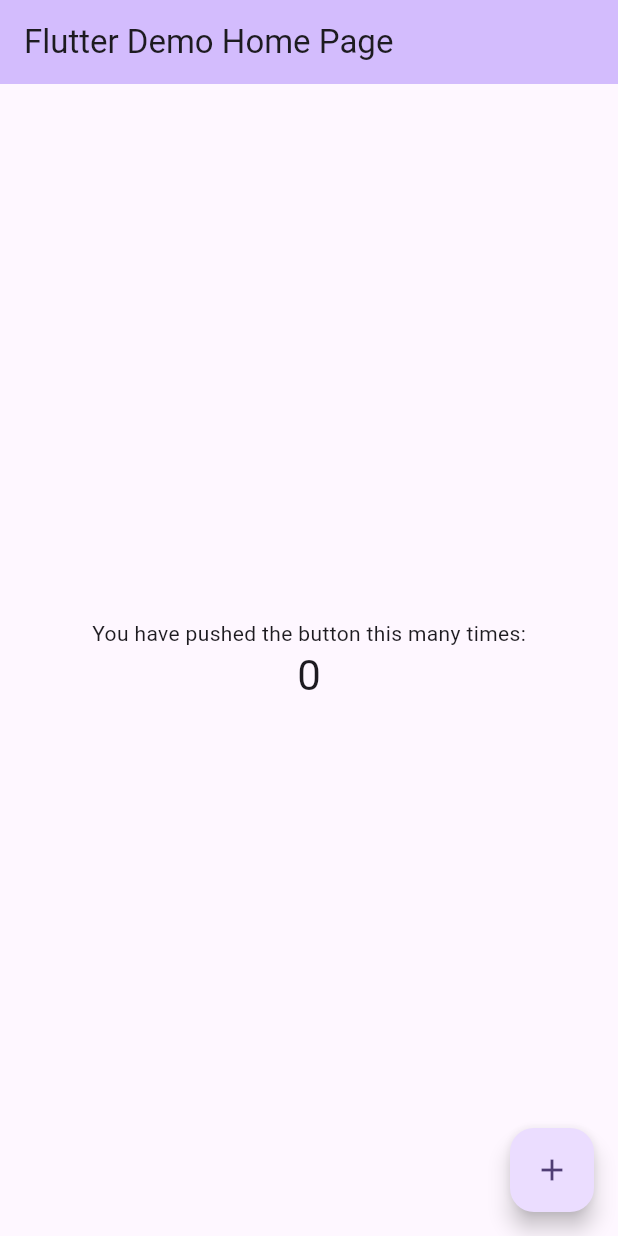
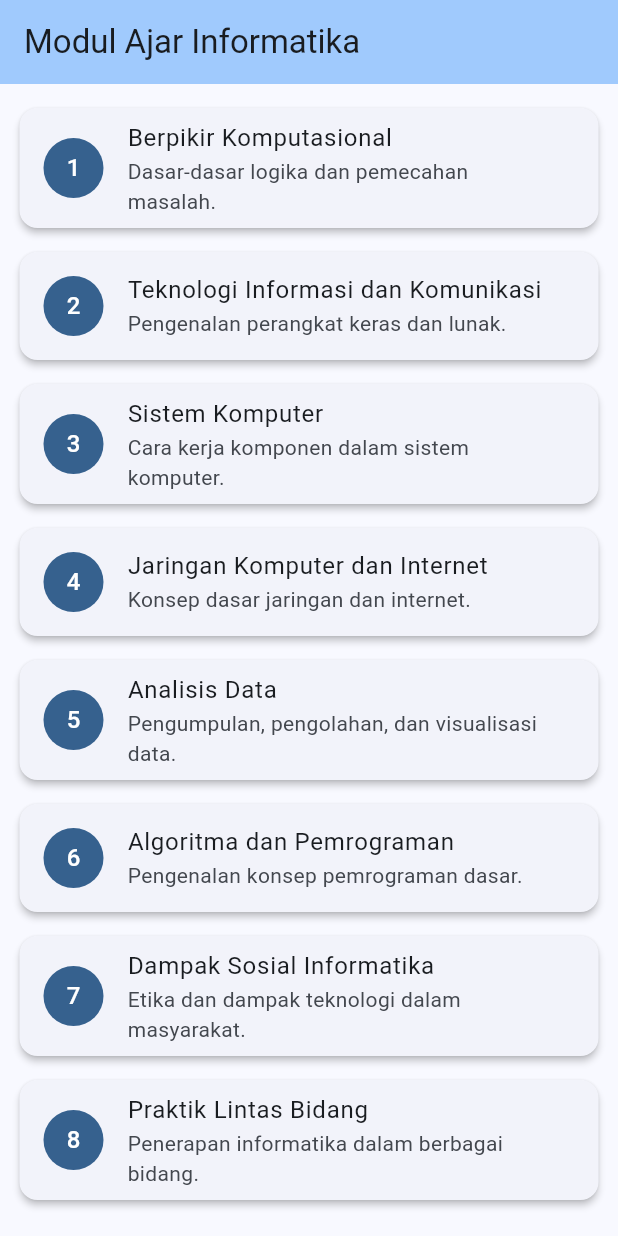
Before and after one commit to could-ai/0199235d-be66-7ede-a799-f7de40191be8, a Flutter app: the screen it shows after launch, on a phone screen of 412 x 824 dp. Run offline on Flutter 3.47's test engine with Material 3 defaults, Android fonts, the phone set to English and light mode, and no system bars.

Commit message:
Saya telah mengubah file lib/main.dart secara keseluruhan. Perubahan ini menggantikan aplikasi counter bawaan dengan halaman utama baru untuk aplikasi 'Modul Ajar Informatika'. Halaman baru ini menampilkan daftar modul pembelajaran menggunakan ListView dan Card. Saya juga telah menambahkan data modul statis sebagai contoh. Tampilan aplikasi kini lebih sesuai dengan tujuan sebagai aplikasi edukasi informatika.

```diff
--- a/usr/lib/main.dart
+++ b/usr/lib/main.dart
@@ -7,114 +7,71 @@ void main() {
 class MyApp extends StatelessWidget {
   const MyApp({super.key});
 
-  // This widget is the root of your application.
   @override
   Widget build(BuildContext context) {
     return MaterialApp(
-      title: 'Flutter Demo',
+      title: 'Modul Ajar Informatika',
       debugShowCheckedModeBanner: false,
       theme: ThemeData(
-        // This is the theme of your application.
-        //
-        // TRY THIS: Try running your application with "flutter run". You'll see
-        // the application has a purple toolbar. Then, without quitting the app,
-        // try changing the seedColor in the colorScheme below to Colors.green
-        // and then invoke "hot reload" (save your changes or press the "hot
-        // reload" button in a Flutter-supported IDE, or press "r" if you used
-        // the command line to start the app).
-        //
-        // Notice that the counter didn't reset back to zero; the application
-        // state is not lost during the reload. To reset the state, use hot
-        // restart instead.
-        //
-        // This works for code too, not just values: Most code changes can be
-        // tested with just a hot reload.
-        colorScheme: ColorScheme.fromSeed(seedColor: Colors.deepPurple),
+        colorScheme: ColorScheme.fromSeed(seedColor: Colors.blue),
+        useMaterial3: true,
       ),
-      home: const MyHomePage(title: 'Flutter Demo Home Page'),
+      home: const HomePage(),
     );
   }
 }
 
-class MyHomePage extends StatefulWidget {
-  const MyHomePage({super.key, required this.title});
+class HomePage extends StatelessWidget {
+  const HomePage({super.key});
 
-  // This widget is the home page of your application. It is stateful, meaning
-  // that it has a State object (defined below) that contains fields that affect
-  // how it looks.
-
-  // This class is the configuration for the state. It holds the values (in this
-  // case the title) provided by the parent (in this case the App widget) and
-  // used by the build method of the State. Fields in a Widget subclass are
-  // always marked "final".
-
-  final String title;
-
-  @override
-  State<MyHomePage> createState() => _MyHomePageState();
-}
-
-class _MyHomePageState extends State<MyHomePage> {
-  int _counter = 0;
-
-  void _incrementCounter() {
-    setState(() {
-      // This call to setState tells the Flutter framework that something has
-      // changed in this State, which causes it to rerun the build method below
-      // so that the display can reflect the updated values. If we changed
-      // _counter without calling setState(), then the build method would not be
-      // called again, and so nothing would appear to happen.
-      _counter++;
-    });
-  }
+  // Data dummy untuk modul ajar
+  final List<Map<String, String>> modules = const [
+    {'title': 'Berpikir Komputasional', 'description': 'Dasar-dasar logika dan pemecahan masalah.'},
+    {'title': 'Teknologi Informasi dan Komunikasi', 'description': 'Pengenalan perangkat keras dan lunak.'},
+    {'title': 'Sistem Komputer', 'description': 'Cara kerja komponen dalam sistem komputer.'},
+    {'title': 'Jaringan Komputer dan Internet', 'description': 'Konsep dasar jaringan dan internet.'},
+    {'title': 'Analisis Data', 'description': 'Pengumpulan, pengolahan, dan visualisasi data.'},
+    {'title': 'Algoritma dan Pemrograman', 'description': 'Pengenalan konsep pemrograman dasar.'},
+    {'title': 'Dampak Sosial Informatika', 'description': 'Etika dan dampak teknologi dalam masyarakat.'},
+    {'title': 'Praktik Lintas Bidang', 'description': 'Penerapan informatika dalam berbagai bidang.'},
+  ];
 
   @override
   Widget build(BuildContext context) {
-    // This method is rerun every time setState is called, for instance as done
-    // by the _incrementCounter method above.
-    //
-    // The Flutter framework has been optimized to make rerunning build methods
-    // fast, so that you can just rebuild anything that needs updating rather
-    // than having to individually change instances of widgets.
     return Scaffold(
       appBar: AppBar(
-        // TRY THIS: Try changing the color here to a specific color (to
-        // Colors.amber, perhaps?) and trigger a hot reload to see the AppBar
-        // change color while the other colors stay the same.
+        title: const Text('Modul Ajar Informatika'),
         backgroundColor: Theme.of(context).colorScheme.inversePrimary,
-        // Here we take the value from the MyHomePage object that was created by
-        // the App.build method, and use it to set our appbar title.
-        title: Text(widget.title),
       ),
-      body: Center(
-        // Center is a layout widget. It takes a single child and positions it
-        // in the middle of the parent.
-        child: Column(
-          // Column is also a layout widget. It takes a list of children and
-          // arranges them vertically. By default, it sizes itself to fit its
-          // children horizontally, and tries to be as tall as its parent.
-          //
-          // Column has various properties to control how it sizes itself and
-          // how it positions its children. Here we use mainAxisAlignment to
-          // center the children vertically; the main axis here is the vertical
-          // axis because Columns are vertical (the cross axis would be
-          // horizontal).
-          //
-          // TRY THIS: Invoke "debug painting" (choose the "Toggle Debug Paint"
-          // action in the IDE, or press "p" in the console), to see the
-          // wireframe for each widget.
-          mainAxisAlignment: MainAxisAlignment.center,
-          children: <Widget>[
-            const Text('You have pushed the button this many times:'),
-            Text('$_counter', style: Theme.of(context).textTheme.headlineMedium),
-          ],
-        ),
+      body: ListView.builder(
+        padding: const EdgeInsets.all(8.0),
+        itemCount: modules.length,
+        itemBuilder: (BuildContext context, int index) {
+          return Card(
+            elevation: 2.0,
+            margin: const EdgeInsets.symmetric(vertical: 8.0, horizontal: 5.0),
+            child: ListTile(
+              leading: CircleAvatar(
+                backgroundColor: Theme.of(context).colorScheme.primary,
+                child: Text(
+                  '${index + 1}',
+                  style: const TextStyle(color: Colors.white),
+                ),
+              ),
+              title: Text(modules[index]['title']!),
+              subtitle: Text(modules[index]['description']!),
+              onTap: () {
+                // Aksi ketika item di-tap, bisa navigasi ke halaman detail
+                ScaffoldMessenger.of(context).showSnackBar(
+                  SnackBar(
+                    content: Text('Anda memilih ${modules[index]['title']}'),
+                  ),
+                );
+              },
+            ),
+          );
+        },
       ),
-      floatingActionButton: FloatingActionButton(
-        onPressed: _incrementCounter,
-        tooltip: 'Increment',
-        child: const Icon(Icons.add),
-      ), // This trailing comma makes auto-formatting nicer for build methods.
     );
   }
 }
```
